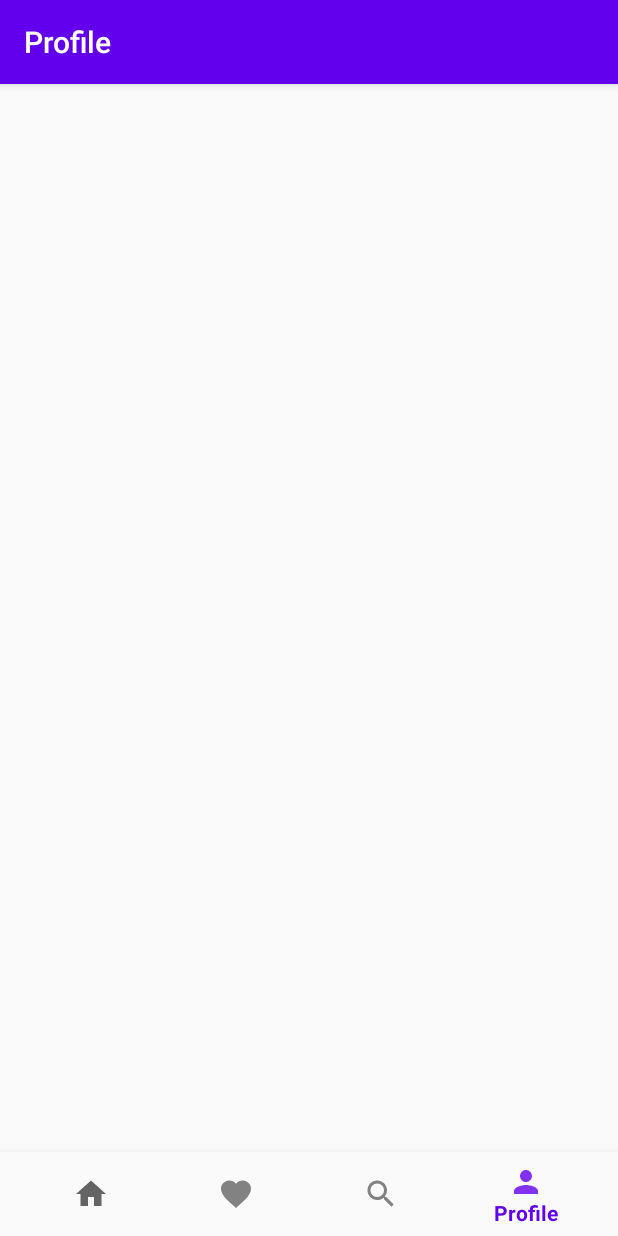
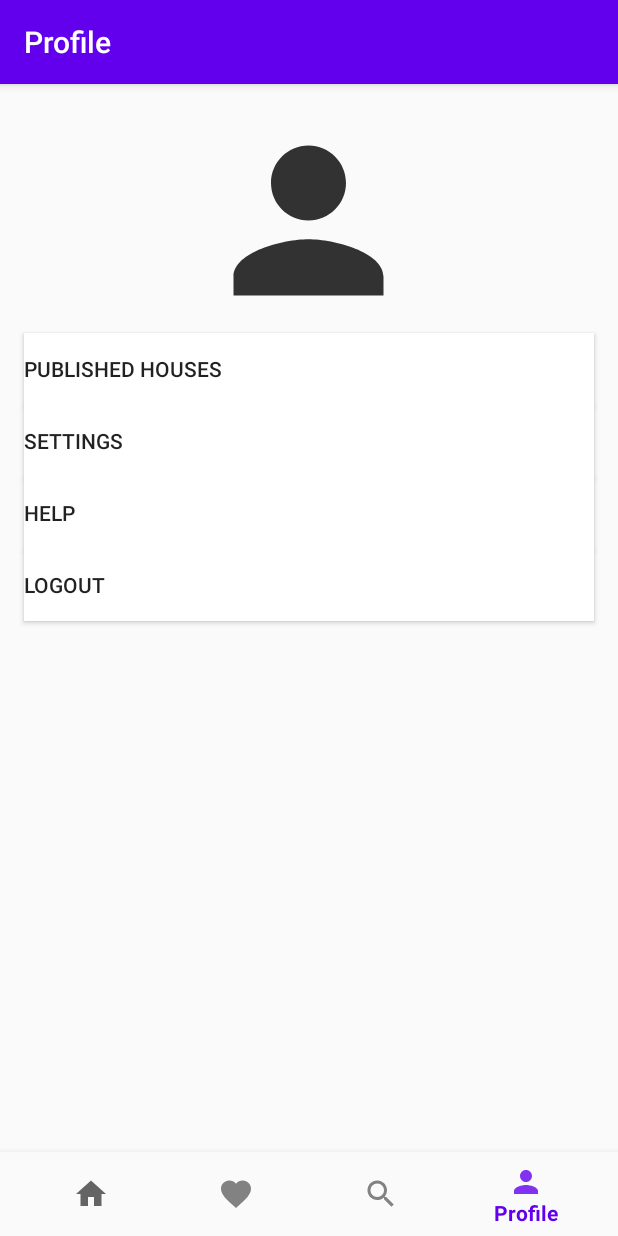
Before and after one commit to tomas99batista/Homies_Marketplace, an Android app: the ProfileFragment screen opened through its navigation route, on a phone screen of 412 x 824 dp. Run offline under Robolectric (Android 15) with nearby library versions, the phone set to English and light mode, and no system bars; our stand-ins replace navigation-ui; 1 statement that could not run was skipped.

Commit message:
fetch user published houses, initial layout for publishedHouses and add new house, add new house

```diff
--- a/android/HomiesMarketPlaceApp/app/src/main/java/com/example/homiesmarketplaceapp/network/GetDataService.java
+++ b/android/HomiesMarketPlaceApp/app/src/main/java/com/example/homiesmarketplaceapp/network/GetDataService.java
@@ -41,4 +41,10 @@ public interface GetDataService {
 
     @POST("/users/")
     Call<User> registerUser(@Body User body);
+
+    @GET("/users/{email}/publishedHouses/")
+    Call<List<Place>> getPublishedHouses(@Path("email") String email);
+
+    @POST("/users/{email}/publishedHouses/")
+    Call<String> addPublishedHouse(@Path("email") String email, @Body Place body);
 }
--- a/android/HomiesMarketPlaceApp/app/src/main/java/com/example/homiesmarketplaceapp/ui/profile/ProfileFragment.java
+++ b/android/HomiesMarketPlaceApp/app/src/main/java/com/example/homiesmarketplaceapp/ui/profile/ProfileFragment.java
@@ -1,20 +1,46 @@
 package com.example.homiesmarketplaceapp.ui.profile;
 
+import android.content.Intent;
 import android.os.Bundle;
+import android.util.Log;
 import android.view.LayoutInflater;
 import android.view.View;
 import android.view.ViewGroup;
+import android.widget.Button;
 
 import androidx.annotation.NonNull;
 import androidx.fragment.app.Fragment;
+import androidx.navigation.fragment.NavHostFragment;
 
 import com.example.homiesmarketplaceapp.R;
+import com.example.homiesmarketplaceapp.ui.LoginActivity;
 
 public class ProfileFragment extends Fragment {
     View root;
+    Button seePublishedHouses;
+    Button logout;
     public View onCreateView(@NonNull LayoutInflater inflater,
                              ViewGroup container, Bundle savedInstanceState) {
         root = inflater.inflate(R.layout.fragment_profile, container, false);
+        seePublishedHouses=root.findViewById(R.id.seePublishedHouses);
+        logout=root.findViewById(R.id.logout);
+
+        seePublishedHouses.setOnClickListener(new View.OnClickListener() {
+            @Override
+            public void onClick(View v) {
+                Log.d("publishedHouses", "published");
+                NavHostFragment.findNavController(ProfileFragment.this).navigate(R.id.profile_to_publishedHouses);
+
+            }
+        });
+
+        logout.setOnClickListener(new View.OnClickListener() {
+            @Override
+            public void onClick(View v) {
+                Intent intent= new Intent(getContext(), LoginActivity.class);
+                startActivity(intent);
+            }
+        });
         return root;
     }
 
--- a/android/HomiesMarketPlaceApp/app/src/main/res/layout/fragment_profile.xml
+++ b/android/HomiesMarketPlaceApp/app/src/main/res/layout/fragment_profile.xml
@@ -1,6 +1,55 @@
 <?xml version="1.0" encoding="utf-8"?>
-<androidx.constraintlayout.widget.ConstraintLayout
-    xmlns:android="http://schemas.android.com/apk/res/android" android:layout_width="match_parent"
-    android:layout_height="match_parent">
+<LinearLayout xmlns:android="http://schemas.android.com/apk/res/android"
+    android:layout_width="match_parent"
+    android:layout_height="match_parent"
+    android:orientation="vertical">
 
-</androidx.constraintlayout.widget.ConstraintLayout>
+    <ImageView
+        android:id="@+id/profile_image"
+        android:layout_width="150dp"
+        android:layout_marginStart="16dp"
+        android:layout_marginEnd="16dp"
+        android:layout_marginTop="16dp"
+        android:layout_gravity="center"
+        android:layout_height="150dp"
+        android:background="@drawable/ic_profile"
+        />
+
+    <Button
+        android:id="@+id/seePublishedHouses"
+        android:layout_width="match_parent"
+        android:layout_height="wrap_content"
+        android:layout_marginStart="16dp"
+        android:layout_marginEnd="16dp"
+        android:background="#FFFFFF"
+        android:text="Published Houses"
+        android:textAlignment="viewStart" />
+
+
+    <Button
+        android:layout_width="match_parent"
+        android:layout_height="wrap_content"
+        android:background="#FFFFFF"
+        android:layout_marginStart="16dp"
+        android:layout_marginEnd="16dp"
+        android:text="Settings"
+        android:textAlignment="viewStart" />
+
+    <Button
+        android:layout_width="match_parent"
+        android:layout_height="wrap_content"
+        android:background="#FFFFFF"
+        android:layout_marginStart="16dp"
+        android:layout_marginEnd="16dp"
+        android:text="Help"
+        android:textAlignment="viewStart" />
+    <Button
+        android:id="@+id/logout"
+        android:layout_width="match_parent"
+        android:layout_height="wrap_content"
+        android:background="#FFFFFF"
+        android:layout_marginStart="16dp"
+        android:layout_marginEnd="16dp"
+        android:text="Logout"
+        android:textAlignment="viewStart" />
+</LinearLayout>
--- a/android/HomiesMarketPlaceApp/app/src/main/res/navigation/mobile_navigation.xml
+++ b/android/HomiesMarketPlaceApp/app/src/main/res/navigation/mobile_navigation.xml
@@ -40,7 +40,11 @@
         android:id="@+id/navigation_profile"
         android:name="com.example.homiesmarketplaceapp.ui.profile.ProfileFragment"
         android:label="Profile"
-        tools:layout="@layout/fragment_profile"/>
+        tools:layout="@layout/fragment_profile">
+        <action
+            android:id="@+id/profile_to_publishedHouses"
+            app:destination="@id/navigation_published_houses"/>
+    </fragment>
 
     <fragment
         android:id="@+id/navigation_details"
@@ -59,4 +63,33 @@
             android:id="@+id/search_results_to_details"
             app:destination="@id/navigation_details"/>
     </fragment>
+
+
+    <fragment
+        android:id="@+id/navigation_published_houses"
+        android:name="com.example.homiesmarketplaceapp.ui.publishedHouses.PublishedHousesFragment"
+        android:label="Published Houses"
+        tools:layout="@layout/fragment_published_houses">
+
+        <action
+            android:id="@+id/publishedHouses_to_details"
+            app:destination="@id/navigation_details"/>
+
+        <action
+            android:id="@+id/publishedHouses_to_new"
+            app:destination="@id/navigation_addHouse"/>
+
+    </fragment>
+
+
+    <fragment
+        android:id="@+id/navigation_addHouse"
+        android:name="com.example.homiesmarketplaceapp.ui.addHouse.AddHouseFragment"
+        android:label="Add house"
+        tools:layout="@layout/fragment_add_house">
+        <action
+            android:id="@+id/new_house_to_houses"
+            app:destination="@id/navigation_published_houses"/>
+
+    </fragment>
 </navigation>
```
Also changed, not shown: android/HomiesMarketPlaceApp/app/src/main/java/com/example/homiesmarketplaceapp/ui/addHouse/AddHouseFragment.java (added, +96 -0 lines), android/HomiesMarketPlaceApp/app/src/main/java/com/example/homiesmarketplaceapp/ui/publishedHouses/PublishedHousesFragment.java (added, +83 -0 lines), android/HomiesMarketPlaceApp/app/src/main/res/layout/fragment_add_house.xml (added, +100 -0 lines), android/HomiesMarketPlaceApp/app/src/main/res/layout/fragment_published_houses.xml (added, +25 -0 lines).
